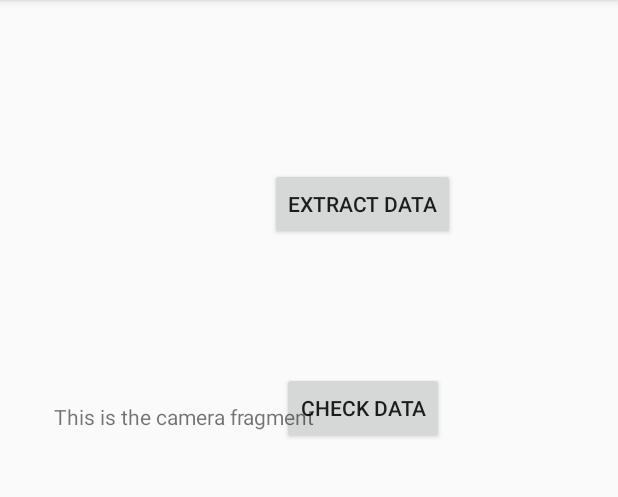
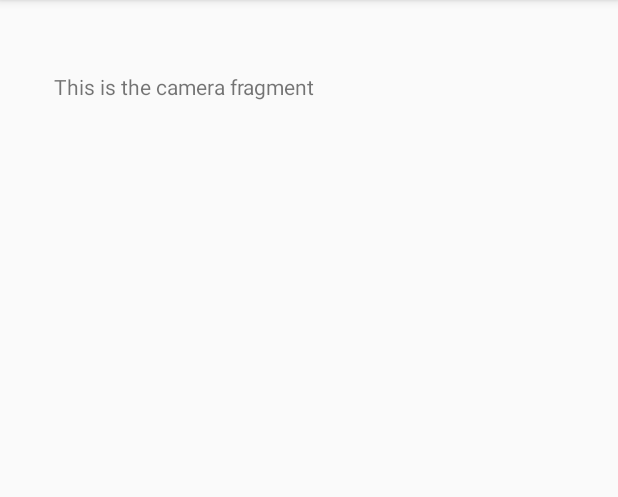
Before and after one commit to LEAP-Systems/LEAP_android_app, an Android app: the screen it shows after launch (MainActivity), after a tap on "EXTRACT DATA", on a phone screen of 412 x 824 dp, the part 84-581 px from its top. Run offline under Robolectric (Android 15) with nearby library versions, the phone set to English and light mode, and no system bars.

Commit message:
Got FragmentManager implemented - able to navigate between main menu fragment and camera fragment

```diff
--- a/app/src/main/java/com/leap_android/MainActivity.java
+++ b/app/src/main/java/com/leap_android/MainActivity.java
@@ -7,14 +7,27 @@ import android.widget.Button;
 import android.widget.Toast;
 
 import androidx.appcompat.app.AppCompatActivity;
+import androidx.fragment.app.FragmentManager;
+import androidx.fragment.app.FragmentTransaction;
 
 public class MainActivity extends AppCompatActivity {
+
+    FragmentManager mainFragmentManager;
+    FragmentTransaction fragmentTransaction;
 
     @Override
     protected void onCreate(Bundle savedInstanceState){
         super.onCreate(savedInstanceState);
         setContentView(R.layout.activity_main);
 
+        //Instantiate fragment manager and transaction
+        mainFragmentManager = getSupportFragmentManager();
+        fragmentTransaction = mainFragmentManager.beginTransaction();
+
+        if (savedInstanceState == null) {
+            //Initialize and create first fragment using the menu_frag_layout and MenuFragment class
+            mainFragmentManager.beginTransaction().add(R.id.menu_frag, new MenuFragment()).commit();
+        }
 
 
     }
--- a/app/src/main/java/com/leap_android/MenuFragment.java
+++ b/app/src/main/java/com/leap_android/MenuFragment.java
@@ -10,11 +10,13 @@ import android.widget.Button;
 import android.widget.Toast;
 
 import androidx.fragment.app.Fragment;
+import androidx.fragment.app.FragmentTransaction;
 
 public class MenuFragment extends Fragment {
 
     Context MenuContext;
     View MenuView;
+
 
     @Override
     public View onCreateView(LayoutInflater inflater, ViewGroup container,
@@ -58,6 +60,19 @@ public class MenuFragment extends Fragment {
             @Override
             public void onClick(View view) {
 
+                //Call fragment manager
+                getActivity().getSupportFragmentManager().popBackStack();
+                final FragmentTransaction ExtDataManager = getFragmentManager().beginTransaction();
+
+                //Replace it with Camera Fragment layout
+                ExtDataManager.replace(R.id.menu_frag, new CameraFragment(), "CameraFragmentTag");
+                //push replacement and add this previous fragment to backstack incase want to go back to it
+
+                ExtDataManager.addToBackStack(null);
+                ExtDataManager.commit();
+
+
+                //Debug test message when button is clicked
                 Toast.makeText(MenuContext.getApplicationContext(),"You have clicked Read Data", Toast.LENGTH_LONG).show();
             }
         });
--- a/app/src/main/res/layout/activity_main.xml
+++ b/app/src/main/res/layout/activity_main.xml
@@ -6,7 +6,7 @@
     android:layout_height="match_parent">
 
 
-    <fragment
+    <FrameLayout
         android:id="@+id/menu_frag"
         android:name="com.leap_android.MenuFragment"
         android:layout_width="344dp"
@@ -18,18 +18,7 @@
         app:layout_constraintEnd_toEndOf="parent"
         app:layout_constraintTop_toTopOf="parent" />
 
-    <fragment
-        android:id="@+id/camera_frag"
-        android:name="com.leap_android.CameraFragment"
-        android:layout_width="344dp"
-        android:layout_height="385dp"
-        android:layout_marginTop="268dp"
-        android:layout_marginEnd="32dp"
-        android:layout_marginRight="32dp"
-        android:layout_weight="2"
-        android:visibility="gone"
-        app:layout_constraintEnd_toEndOf="parent"
-        app:layout_constraintTop_toTopOf="parent" />
+
 
 
 </androidx.constraintlayout.widget.ConstraintLayout>
```
